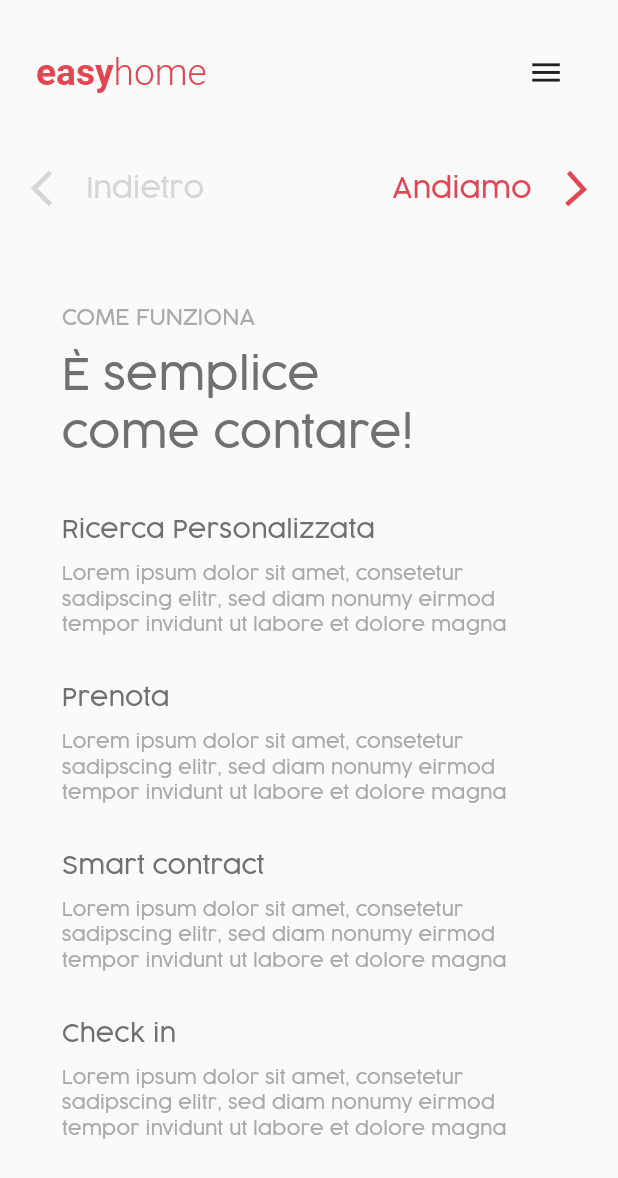
After one commit to massimiliano76/accomodation, a Flutter app: the HowWorks screen opened directly, on a phone screen of 412 x 824 dp. The commit adds this screen. Shown: the top 1178 px of the screen. Run offline on Flutter 3.47's test engine with Material 2 defaults, Android fonts, the phone set to English and light mode, and no system bars; our stand-ins replace font_awesome_flutter, page_transition.

Commit message:
Changes: - Added animation on ChoiceCard - Created How Works page - Added global footer component

```diff
--- /dev/null
+++ b/lib/components/Navbar/components/logo.dart
@@ -0,0 +1,33 @@
+import 'package:easyhome/services/size_config.dart';
+import 'package:flutter/material.dart';
+
+class Logo extends StatelessWidget {
+  const Logo({Key key, this.color}) : super(key: key);
+
+  final Color color;
+
+  @override
+  Widget build(BuildContext context) {
+    SizeConfig().init(context);
+    return RichText(
+      text: TextSpan(
+        text: 'easy',
+        style: TextStyle(
+          color: color,
+          fontWeight: FontWeight.bold,
+          fontSize: SizeConfig.horizontal * 6,
+        ),
+        children: [
+          TextSpan(
+            text: 'home',
+            style: TextStyle(
+              color: color,
+              fontWeight: FontWeight.w300,
+              fontSize: SizeConfig.horizontal * 6,
+            ),
+          )
+        ],
+      ),
+    );
+  }
+}
--- /dev/null
+++ b/lib/components/Navbar/navbar.dart
@@ -0,0 +1,30 @@
+import 'package:easyhome/components/Navbar/components/logo.dart';
+import 'package:easyhome/services/size_config.dart';
+import 'package:flutter/material.dart';
+
+class Navbar extends StatelessWidget {
+  Navbar({this.color});
+
+  final Color color;
+
+  @override
+  Widget build(BuildContext context) {
+    SizeConfig().init(context);
+    return Padding(
+      padding: EdgeInsets.all(24.0),
+      child: Row(
+        mainAxisAlignment: MainAxisAlignment.spaceBetween,
+        children: <Widget>[
+          Logo(
+            color: color,
+          ),
+          IconButton(
+            icon: Icon(Icons.menu),
+            iconSize: SizeConfig.horizontal * 6,
+            onPressed: () {},
+          ),
+        ],
+      ),
+    );
+  }
+}
--- /dev/null
+++ b/lib/components/footer.dart
@@ -0,0 +1,86 @@
+import 'package:easyhome/components/Navbar/components/logo.dart';
+import 'package:easyhome/services/size_config.dart';
+import 'package:flutter/material.dart';
+import 'package:font_awesome_flutter/font_awesome_flutter.dart';
+
+class Footer extends StatelessWidget {
+  @override
+  Widget build(BuildContext context) {
+    SizeConfig().init(context);
+    return Container(
+        margin: EdgeInsets.only(
+            top: SizeConfig.horizontal * 13,
+            bottom: SizeConfig.horizontal * 10),
+        child: Column(
+          children: <Widget>[
+            Row(
+              children: <Widget>[
+                Expanded(
+                  child: Logo(
+                    color: Color(0xFF707070),
+                  ),
+                ),
+                Expanded(
+                  child: Row(
+                    mainAxisAlignment: MainAxisAlignment.spaceBetween,
+                    children: <Widget>[
+                      Icon(
+                        FontAwesomeIcons.facebook,
+                        size: 30,
+                      ),
+                      Icon(
+                        FontAwesomeIcons.instagram,
+                        size: 30,
+                      ),
+                      Icon(
+                        Icons.email,
+                        size: 30,
+                      ),
+                    ],
+                  ),
+                ),
+              ],
+            ),
+            Padding(
+              padding: EdgeInsets.only(top: SizeConfig.horizontal * 5),
+              child: Row(
+                crossAxisAlignment: CrossAxisAlignment.start,
+                children: <Widget>[
+                  Expanded(
+                    child: Text(
+                      'Copyright 2018',
+                      style: TextStyle(color: Color(0xFFAAAAAA)),
+                    ),
+                  ),
+                  Expanded(
+                    child: Text(
+                      'Via Lorem Ipsum,\nPalermo, PA 90136',
+                      style: TextStyle(color: Color(0xFFAAAAAA)),
+                    ),
+                  )
+                ],
+              ),
+            ),
+            Padding(
+              padding: EdgeInsets.only(top: SizeConfig.horizontal * 5),
+              child: Row(
+                children: <Widget>[
+                  Expanded(
+                    child: Text(
+                      'Private Policy',
+                      style: TextStyle(color: Color(0xFFAAAAAA)),
+                    ),
+                  ),
+                  Expanded(
+                    child: Text(
+                      'easyhome@client.com',
+                      style: TextStyle(color: Color(0xFFAAAAAA)),
+                    ),
+                  ),
+                ],
+              ),
+            ),
+          ],
+        ));
+  }
+}
--- a/lib/components/forward_button.dart
+++ b/lib/components/forward_button.dart
@@ -2,16 +2,16 @@ import 'package:easyhome/services/size_config.dart';
 import 'package:flutter/material.dart';
 
 class ForwardButton extends StatelessWidget {
-  ForwardButton({this.label, this.onTap});
+  ForwardButton({this.label, this.onTap, this.reverse});
 
   final String label;
   final Function onTap;
+  final bool reverse;
 
   @override
   Widget build(BuildContext context) {
-
     Color setColor() {
-      if(onTap == null) {
+      if (onTap == null) {
         return Color(0xFFD6D6D6);
       } else {
         return Theme.of(context).accentColor;
@@ -19,15 +19,22 @@ class ForwardButton extends StatelessWidget {
     }
 
     SizeConfig().init(context);
-    return Padding(
-      padding: EdgeInsets.only(bottom: SizeConfig.horizontal * 19, right: SizeConfig.horizontal * 4),
-      child: InkWell(
+    return InkWell(
       onTap: onTap,
       child: Row(
         mainAxisSize: MainAxisSize.min,
         children: <Widget>[
+          !reverse
+              ? Icon(
+                  Icons.arrow_back_ios,
+                  color: setColor(),
+                  size: SizeConfig.horizontal * 7,
+                )
+              : SizedBox.shrink(),
           Padding(
-              padding: EdgeInsets.only(right: 8.0),
+            padding: reverse
+                ? EdgeInsets.only(right: 8.0)
+                : EdgeInsets.only(left: 8.0),
             child: Text(
               label,
               style: TextStyle(
@@ -36,7 +43,8 @@ class ForwardButton extends StatelessWidget {
               ),
             ),
           ),
-            Transform.rotate(
+          reverse
+              ? Transform.rotate(
                   angle: 3.2,
                   child: Icon(
                     Icons.arrow_back_ios,
@@ -44,8 +52,8 @@ class ForwardButton extends StatelessWidget {
                     size: SizeConfig.horizontal * 7,
                   ),
                 )
+              : SizedBox.shrink()
         ],
-        ),
       ),
     );
   }
--- a/lib/screens/domanda1.dart
+++ b/lib/screens/domanda1.dart
@@ -1,4 +1,4 @@
-import 'package:easyhome/components/question_template.dart';
+import 'package:easyhome/components/QuestionTemplate/question_template.dart';
 import 'package:easyhome/screens/domanda2.dart';
 import 'package:flutter/material.dart';
 import 'package:easyhome/services/data.dart';
--- a/lib/screens/domanda2.dart
+++ b/lib/screens/domanda2.dart
@@ -1,4 +1,4 @@
-import 'package:easyhome/components/question_template.dart';
+import 'package:easyhome/components/QuestionTemplate/question_template.dart';
 import 'package:easyhome/screens/domanda3.dart';
 import 'package:flutter/material.dart';
 import 'package:easyhome/services/data.dart';
--- a/lib/screens/domanda3.dart
+++ b/lib/screens/domanda3.dart
@@ -1,4 +1,4 @@
-import 'package:easyhome/components/question_template.dart';
+import 'package:easyhome/components/QuestionTemplate/question_template.dart';
 import 'package:easyhome/screens/domanda4.dart';
 import 'package:flutter/material.dart';
 import 'package:easyhome/services/data.dart';
--- a/lib/screens/domanda4.dart
+++ b/lib/screens/domanda4.dart
@@ -1,5 +1,5 @@
-import 'package:easyhome/components/question_template.dart';
-import 'package:easyhome/screens/domanda2.dart';
+import 'package:easyhome/components/QuestionTemplate/question_template.dart';
+import 'package:easyhome/screens/how_works.dart';
 import 'package:flutter/material.dart';
 import 'package:easyhome/services/data.dart';
 import 'package:page_transition/page_transition.dart';
@@ -16,7 +16,7 @@ class Domanda4 extends StatelessWidget {
           context,
           PageTransition(
             type: PageTransitionType.fade,
-            child: null,
+            child: HowWorks(),
           ),
         );
       },
--- /dev/null
+++ b/lib/screens/how_works.dart
@@ -0,0 +1,147 @@
+import 'package:easyhome/components/footer.dart';
+import 'package:easyhome/components/forward_button.dart';
+import 'package:easyhome/components/Navbar/navbar.dart';
+import 'package:easyhome/services/size_config.dart';
+import 'package:flutter/material.dart';
+
+class HowWorks extends StatelessWidget {
+  @override
+  Widget build(BuildContext context) {
+    SizeConfig().init(context);
+    return SafeArea(
+      child: Scaffold(
+        body: Stack(
+          children: <Widget>[
+            Align(
+              alignment: Alignment.topCenter,
+              child: Navbar(color: Theme.of(context).accentColor),
+            ),
+            SingleChildScrollView(
+              child: Column(
+                crossAxisAlignment: CrossAxisAlignment.start,
+                children: <Widget>[
+                  SizedBox(
+                    height: SizeConfig.horizontal * 27,
+                  ),
+                  Padding(
+                    padding: EdgeInsets.symmetric(
+                      horizontal: SizeConfig.horizontal * 5,
+                    ),
+                    child: Row(
+                      mainAxisAlignment: MainAxisAlignment.spaceBetween,
+                      children: <Widget>[
+                        ForwardButton(
+                          label: 'Indietro',
+                          reverse: false,
+                        ),
+                        ForwardButton(
+                          label: 'Andiamo',
+                          reverse: true,
+                          onTap: () {},
+                        ),
+                      ],
+                    ),
+                  ),
+                  Padding(
+                    padding: EdgeInsets.only(
+                      left: SizeConfig.horizontal * 10,
+                      right: SizeConfig.horizontal * 10,
+                      top: SizeConfig.horizontal * 15,
+                    ),
+                    child: Column(
+                      crossAxisAlignment: CrossAxisAlignment.start,
+                      children: <Widget>[
+                        Padding(
+                          padding: EdgeInsets.only(
+                              bottom: SizeConfig.horizontal * 8),
+                          child: Column(
+                            crossAxisAlignment: CrossAxisAlignment.start,
+                            children: <Widget>[
+                              Text(
+                                'COME FUNZIONA',
+                                style: TextStyle(
+                                  color: Color(0xFFAAAAAA),
+                                  fontSize: SizeConfig.horizontal * 3.5,
+                                ),
+                              ),
+                              SizedBox(
+                                height: 10,
+                              ),
+                              Text(
+                                'È semplice\ncome contare!',
+                                style: TextStyle(
+                                  fontSize: SizeConfig.horizontal * 7,
+                                ),
+                              ),
+                            ],
+                          ),
+                        ),
+                        FeatureItem(
+                          title: 'Ricerca Personalizzata',
+                          body:
+                              'Lorem ipsum dolor sit amet, consetetur sadipscing elitr, sed diam nonumy eirmod tempor invidunt ut labore et dolore magna',
+                        ),
+                        FeatureItem(
+                          title: 'Prenota',
+                          body:
+                              'Lorem ipsum dolor sit amet, consetetur sadipscing elitr, sed diam nonumy eirmod tempor invidunt ut labore et dolore magna',
+                        ),
+                        FeatureItem(
+                          title: 'Smart contract',
+                          body:
+                              'Lorem ipsum dolor sit amet, consetetur sadipscing elitr, sed diam nonumy eirmod tempor invidunt ut labore et dolore magna',
+                        ),
+                        FeatureItem(
+                          title: 'Check in',
+                          body:
+                              'Lorem ipsum dolor sit amet, consetetur sadipscing elitr, sed diam nonumy eirmod tempor invidunt ut labore et dolore magna',
+                        ),
+                        Footer(),
+                      ],
+                    ),
+                  ),
+                ],
+              ),
+            ),
+          ],
+        ),
+      ),
+    );
+  }
+}
+
+class FeatureItem extends StatelessWidget {
+  const FeatureItem({Key key, this.title, this.body}) : super(key: key);
+
+  final String title;
+  final String body;
+
+  @override
+  Widget build(BuildContext context) {
+    SizeConfig().init(context);
+    return Padding(
+      padding: EdgeInsets.only(bottom: SizeConfig.horizontal * 7),
+      child: Column(
+        crossAxisAlignment: CrossAxisAlignment.start,
+        children: <Widget>[
+          Text(
+            title,
+            style: TextStyle(
+              fontSize: SizeConfig.horizontal * 4,
+            ),
+          ),
+          SizedBox(
+            height: 10,
+          ),
+          Text(
+            body,
+            style: TextStyle(
+              color: Color(0xFFAAAAAA),
+              fontSize: SizeConfig.horizontal * 3,
+            ),
+          )
+        ],
+      ),
+    );
+  }
+}
--- a/pubspec.yaml
+++ b/pubspec.yaml
@@ -24,6 +24,7 @@ dependencies:
   # Use with the CupertinoIcons class for iOS style icons.
   cupertino_icons: ^0.1.2
   page_transition: ^1.1.5
+  font_awesome_flutter: ^8.5.0
 
 dev_dependencies:
   flutter_test:
```
Also changed, not shown: lib/components/QuestionTemplate/components/choice_card.dart (added, +72 -0 lines), lib/components/QuestionTemplate/question_template.dart (renamed from lib/components/question_template.dart, +14 -7 lines), lib/components/choice_card.dart (deleted, +0 -33 lines), lib/components/navbar.dart (deleted, +0 -42 lines), lib/screens/domanda.dart (+11 -5 lines), lib/screens/home_page.dart (+11 -4 lines), pubspec.lock, 1 other file. Lines whose indentation alone changed are shown as unchanged.
